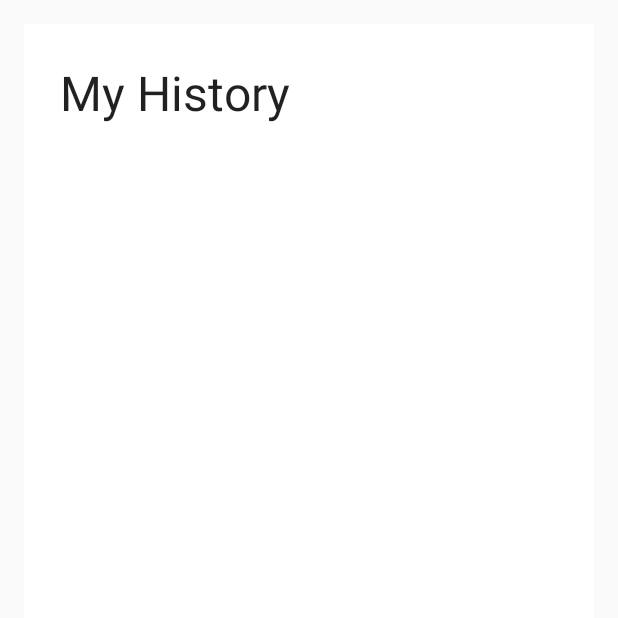
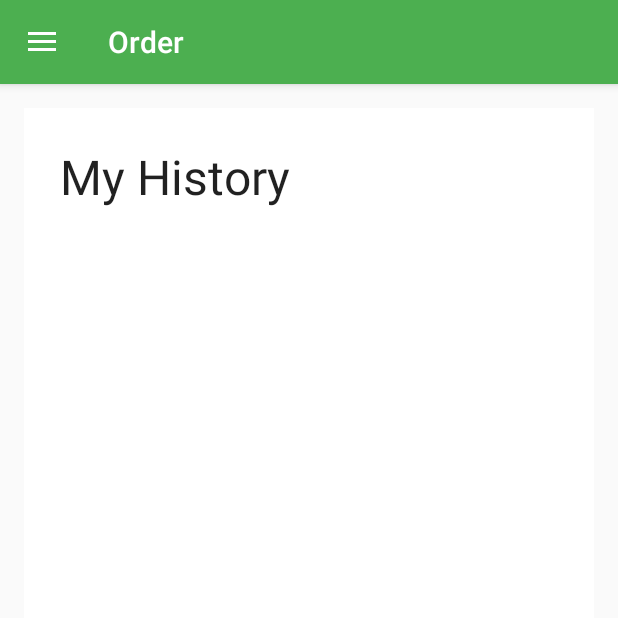
Before and after one commit to pplnostrateam/insantani-development, an Android app: the Order screen opened directly, with no data from a screen before it, in the side drawer, after a tap on "My History", on a phone screen of 412 x 824 dp, the top half of it. Run offline under Robolectric (Android 15) with nearby library versions, the phone set to English and light mode, and no system bars; 3 statements that could not run were skipped.

Commit message:
edit some issues

```diff
--- a/app/src/main/res/layout/activity_order.xml
+++ b/app/src/main/res/layout/activity_order.xml
@@ -9,7 +9,7 @@
     tools:openDrawer="start">
 
     <include
-        layout="@layout/content_order"
+        layout="@layout/app_bar_order"
         android:layout_width="match_parent"
         android:layout_height="match_parent"
         />
```
